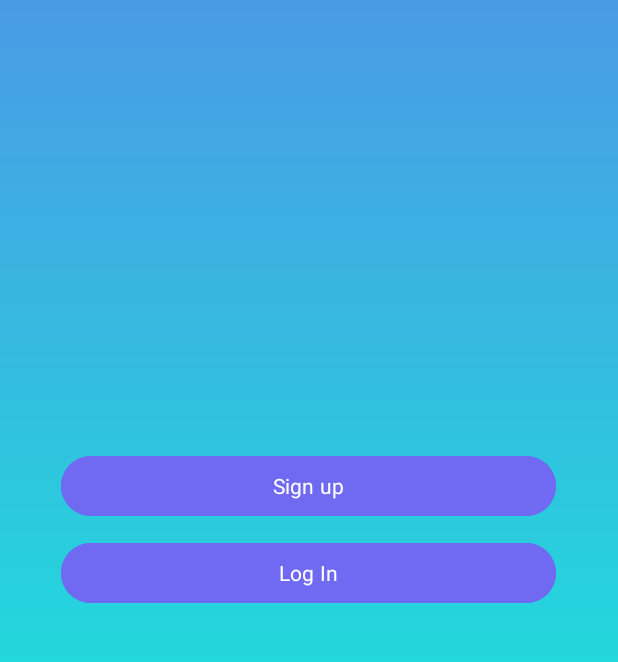
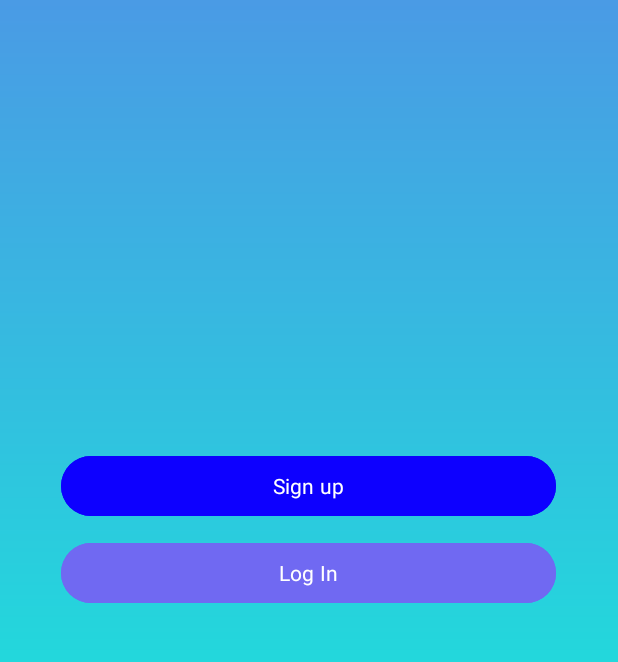
Before and after one commit to rutika005/Vibes, an Android app: the Signuplogin screen opened directly, with no data from a screen before it, on a phone screen of 412 x 824 dp, the part 375-1037 px from its top. Run offline under Robolectric (Android 15) with nearby library versions, the phone set to English and light mode, and no system bars; Roboto replaces fonts that are not available here.

Commit message:
Color change

```diff
--- a/app/src/main/res/layout/activity_signuplogin.xml
+++ b/app/src/main/res/layout/activity_signuplogin.xml
@@ -24,7 +24,7 @@
         android:fontFamily="@font/roboto"
         android:layout_centerHorizontal="true"
         android:layout_marginTop="300dp"
-        android:backgroundTint="#7069F2"
+        android:backgroundTint="#0D00FF"
         android:textColor="@color/white"
         android:layout_below="@+id/iglogo"
         />
```
